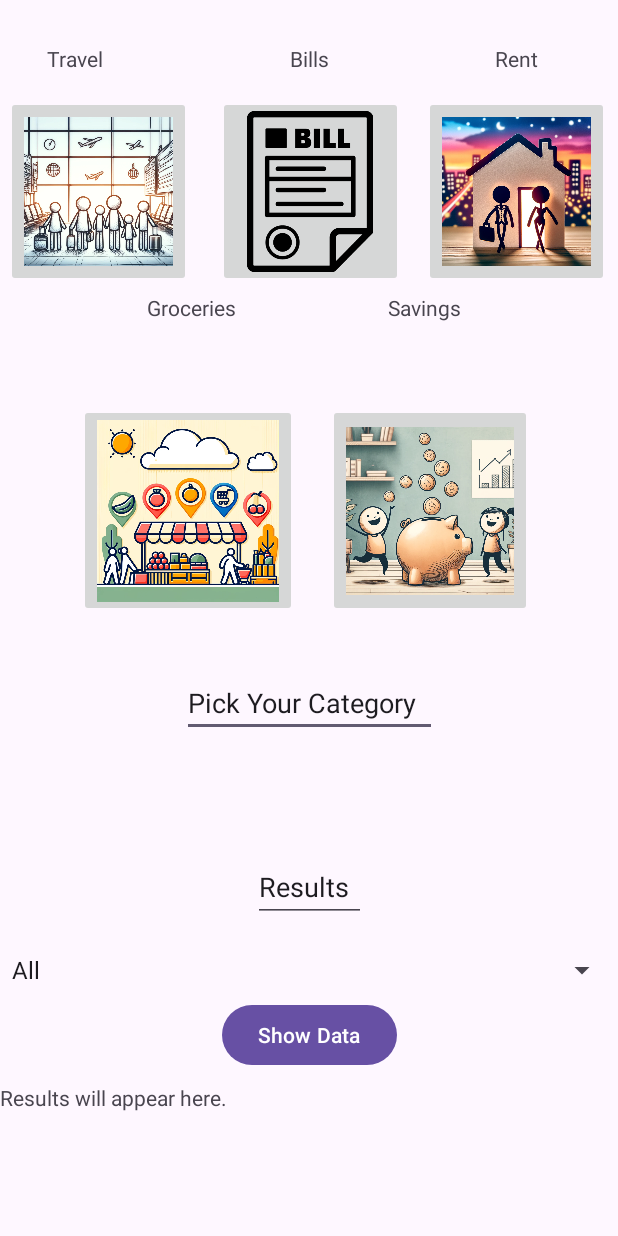
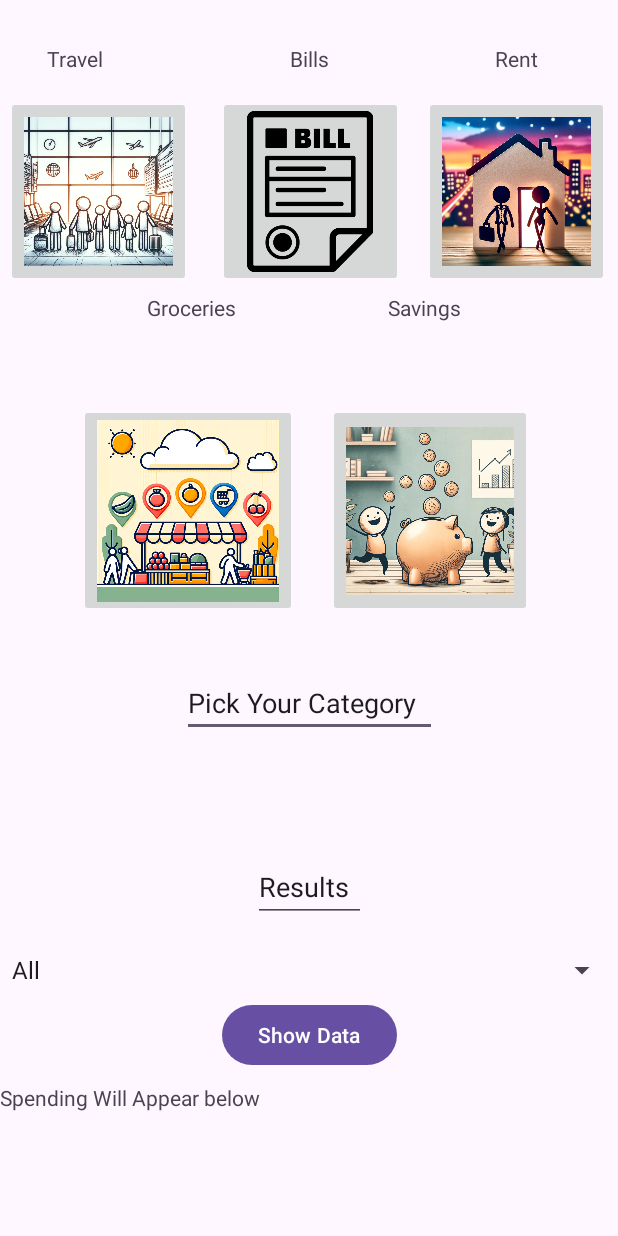
Before and after one commit to Anton-Duong/OSFinal, an Android app: the screen it shows after launch (MainActivity), on a phone screen of 412 x 824 dp. Run offline under Robolectric (Android 15) with nearby library versions, the phone set to English and light mode, and no system bars.

Commit message:
Re-did the Main activity XML

```diff
--- a/app/src/main/res/layout/activity_main.xml
+++ b/app/src/main/res/layout/activity_main.xml
@@ -99,7 +99,7 @@
       android:layout_width="0dp"
       android:layout_height="wrap_content"
       android:layout_marginTop="8dp"
-      android:text="Results will appear here."
+      android:text="Spending Will Appear below"
       app:layout_constraintEnd_toEndOf="parent"
       app:layout_constraintStart_toStartOf="parent"
       app:layout_constraintTop_toBottomOf="@+id/showDataButton" />
```
